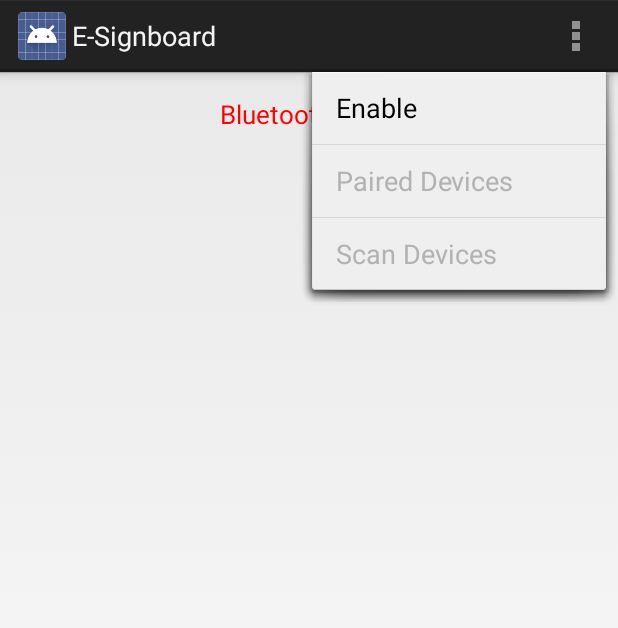
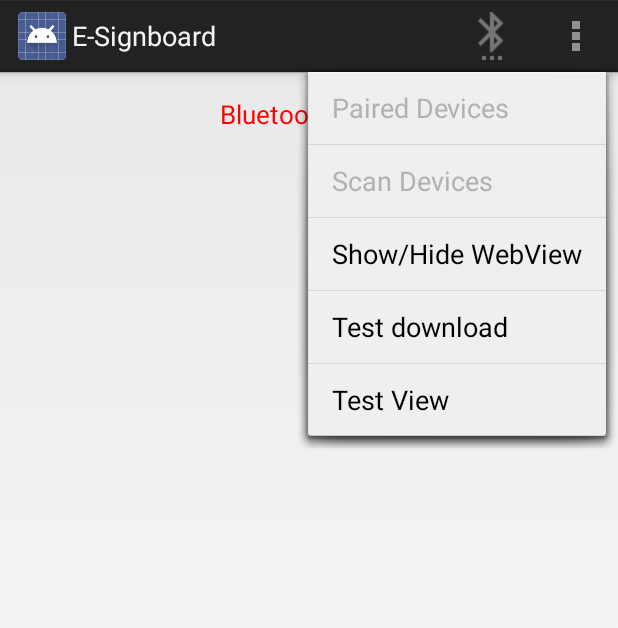
Before and after one commit to RafalCieslar/zespolowy, an Android app: the screen it shows after launch (MainActivity), with the options menu open, on a phone screen of 412 x 824 dp. Shown: the top 628 px of the screen. Run offline under Robolectric (Android 15) with nearby library versions, the phone set to English and light mode, and no system bars.

Commit message:
Added WebView and HTML downloader to MobileApp
WebView wyświetla wcześniej zapisane pliki HTML w aplikacji. Można teraz
także ściagąc pliki HTML podając URL. Narazie wszystko hardkodowane.

```diff
--- a/MobileApp/app/src/main/AndroidManifest.xml
+++ b/MobileApp/app/src/main/AndroidManifest.xml
@@ -1,9 +1,12 @@
 <manifest xmlns:android="http://schemas.android.com/apk/res/android"
     package="e_signboard.mobileapp">
 
+    <uses-permission android:name="android.permission.INTERNET" />
+    <uses-permission android:name="android.permission.WRITE_EXTERNAL_STORAGE"/>
     <uses-permission android:name="android.permission.BLUETOOTH" />
     <uses-permission android:name="android.permission.BLUETOOTH_ADMIN" />
     <usue-permission android:name="android.permission.ACCESS_FINE_LOCATION" />
+    <uses-permission android:name="android.permission.WAKE_LOCK" />
 
     <application
         android:allowBackup="true"
@@ -11,6 +14,7 @@
         android:label="@string/app_name"
         android:supportsRtl="true"
         android:theme="@style/AppTheme">
+
         <activity
             android:name=".MainActivity"
             android:label="@string/app_name" >
--- a/MobileApp/app/src/main/res/layout/activity_main.xml
+++ b/MobileApp/app/src/main/res/layout/activity_main.xml
@@ -3,10 +3,11 @@
     android:layout_width="match_parent"
     android:layout_height="match_parent"
     android:orientation="vertical"
-    android:padding="@dimen/activity_vertical_margin">
+    android:padding="@dimen/activity_vertical_margin"
+    android:weightSum="1">
 
     <TextView
-        android:id="@+id/tv_status"
+        android:id="@+id/BT_off_text"
         android:layout_width="match_parent"
         android:layout_height="wrap_content"
         android:gravity="center"
@@ -14,4 +15,12 @@
         android:textColor="#ff0000"
         android:text="@string/text_bluetooth_off" />
 
+    <WebView
+        android:layout_width="match_parent"
+        android:layout_height="0dp"
+        android:id="@+id/webView"
+        android:layout_gravity="center_horizontal"
+        android:layout_weight="1.00"
+        android:visibility="invisible" />
+
 </LinearLayout>
--- a/MobileApp/app/src/main/res/menu/menu_main.xml
+++ b/MobileApp/app/src/main/res/menu/menu_main.xml
@@ -2,12 +2,23 @@
 
     <item
         android:id="@+id/menu_enable_bt"
-        android:title="@string/text_enable" />
+        android:icon="@drawable/bluetooth_48dp"
+        android:title="@string/text_enable"
+        android:showAsAction="ifRoom" />
     <item
         android:id="@+id/menu_paired_devices"
         android:title="@string/text_list_paired_devices" />
     <item
         android:id="@+id/menu_scan"
         android:title="@string/text_scan_devices" />
+    <item
+        android:id="@+id/view_webview"
+        android:title="Show/Hide WebView" />
+    <item
+        android:id="@+id/test_download"
+        android:title="Test download" />
+    <item
+        android:id="@+id/test_view"
+        android:title="Test View" />
 
 </menu>
```
Also changed, not shown: MobileApp/app/src/main/java/e_signboard/mobileapp/MainActivity.java (+162 -13 lines), MobileApp/app/src/main/res/drawable/bluetooth_48dp.png (added).
